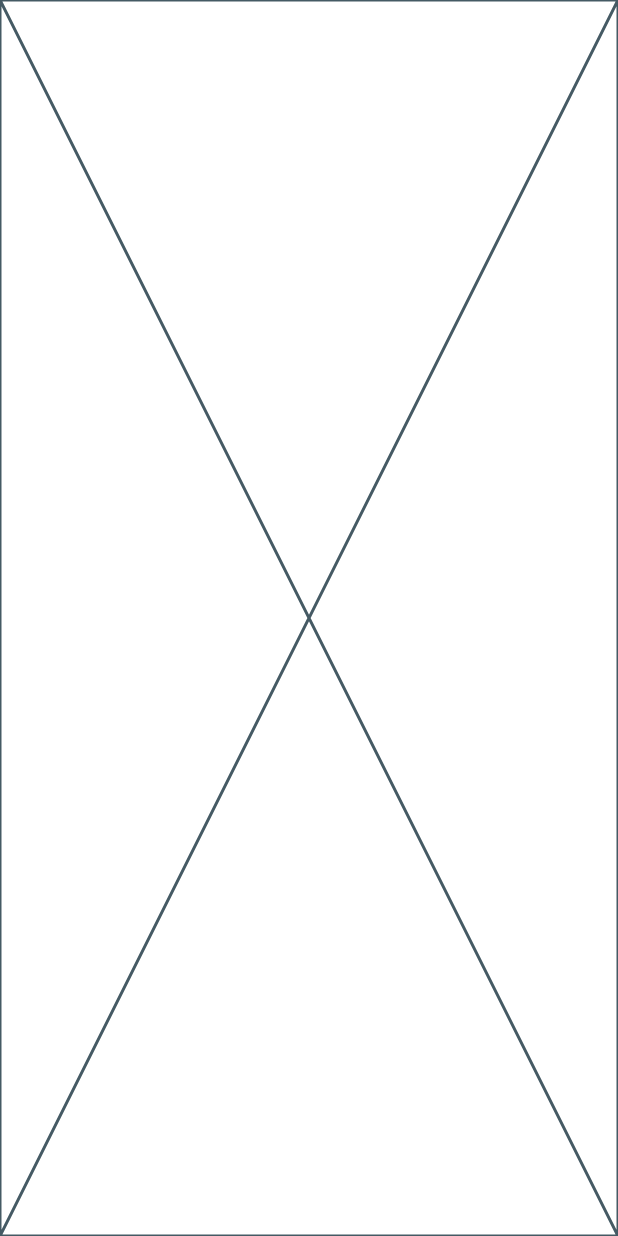
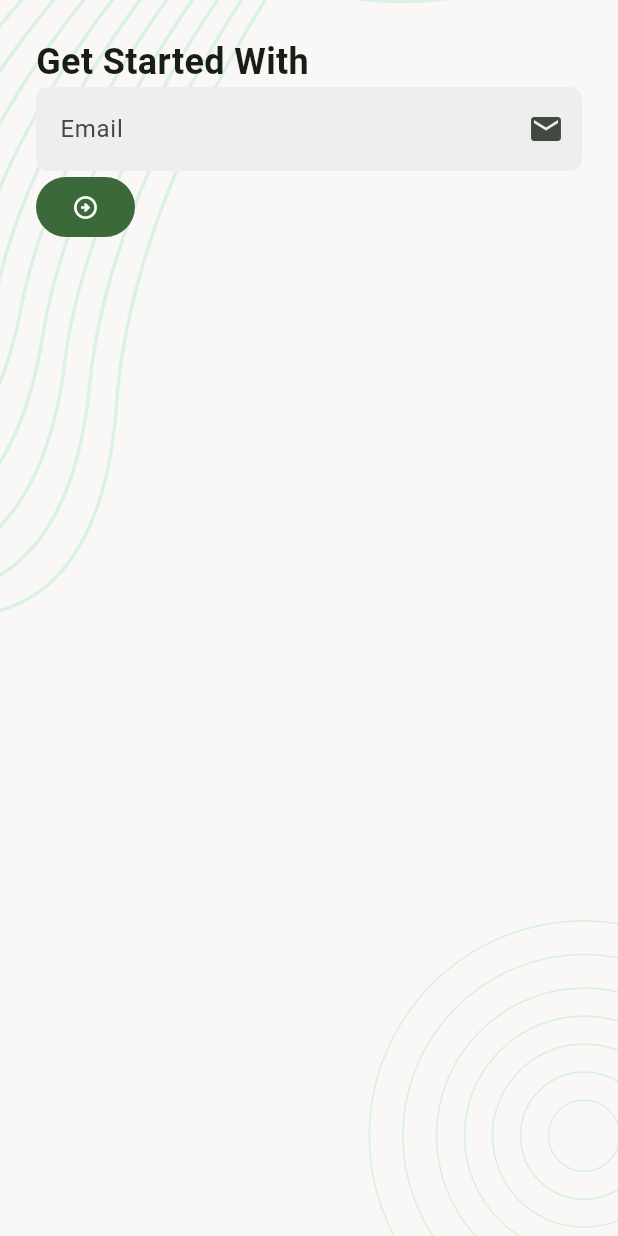
Before and after one commit to Mahim123-Hassan/TaskManagerApp, a Flutter app: the screen it shows after launch, on a phone screen of 412 x 824 dp. Run offline on Flutter 3.47's test engine with Material 3 defaults, Android fonts, the phone set to English and light mode, and no system bars; our stand-ins replace flutter_svg.

Commit message:
added Sign_in_screen

```diff
--- a/lib/app.dart
+++ b/lib/app.dart
@@ -6,6 +6,9 @@ class taskManagerApp extends StatelessWidget {
   @override
   Widget build(BuildContext context) {
     return MaterialApp(
+      theme: ThemeData(
+        colorSchemeSeed: Colors.green,
+      ),
       home: SplashScreen(),
     );
   }
--- a/lib/ui/screens/sign_in_screen.dart
+++ b/lib/ui/screens/sign_in_screen.dart
@@ -1,4 +1,6 @@
 import 'package:flutter/material.dart';
+import 'package:task_manager_app/ui/widgets/screen_background.dart';
+
 class SignInScreen extends StatefulWidget {
   const SignInScreen({super.key});
 
@@ -9,6 +11,38 @@ class SignInScreen extends StatefulWidget {
 class _SignInScreenState extends State<SignInScreen> {
   @override
   Widget build(BuildContext context) {
-    return const Placeholder();
+    return Scaffold(
+      body: ScreenBackground(
+        child: Padding(
+          padding: const EdgeInsets.all(24),
+          child: Column(
+            crossAxisAlignment: .start,
+            children: [
+              Text(
+                "Get Started With",
+                style: TextStyle(fontSize: 24, fontWeight: FontWeight.w600),
+              ),
+              TextFormField(
+                decoration: InputDecoration(
+                  hintText: "Email",
+                  suffixIcon: Icon(Icons.email),
+                  filled: true,
+                  fillColor: Colors.grey.shade200,
+                  border: OutlineInputBorder(
+
+                      borderSide: BorderSide.none,
+                    borderRadius: BorderRadius.circular(8)
+                  ),
+                ),
+              ),
+              FilledButton(
+                onPressed: () {},
+                child: Icon(Icons.arrow_circle_right_outlined),
+              ),
+            ],
+          ),
+        ),
+      ),
+    );
   }
 }
--- a/lib/ui/screens/splash_screen.dart
+++ b/lib/ui/screens/splash_screen.dart
@@ -2,7 +2,7 @@ import 'package:flutter/material.dart';
 import 'package:flutter_svg/flutter_svg.dart';
 import 'package:task_manager_app/ui/screens/sign_in_screen.dart';
 
-import 'asset_paths.dart';
+import '../../utils/asset_paths.dart';
 
 class SplashScreen extends StatefulWidget {
   const SplashScreen({super.key});
--- /dev/null
+++ b/lib/ui/widgets/screen_background.dart
@@ -0,0 +1,24 @@
+import 'package:flutter/material.dart';
+import 'package:flutter_svg/svg.dart';
+
+import '../../utils/asset_paths.dart';
+
+class ScreenBackground extends StatelessWidget {
+  const ScreenBackground({super.key, required this.child});
+  final Widget child;
+
+  @override
+  Widget build(BuildContext context) {
+    return Stack(
+      children: [
+        SvgPicture.asset(
+          AssetPaths.backgroundSvg,
+          width: .maxFinite,
+          height: .maxFinite,
+          fit: BoxFit.cover,
+        ),
+        SafeArea(child: child),
+      ],
+    );
+  }
+}
```
Also changed, not shown: lib/utils/asset_paths.dart (renamed from lib/ui/screens/asset_paths.dart).
